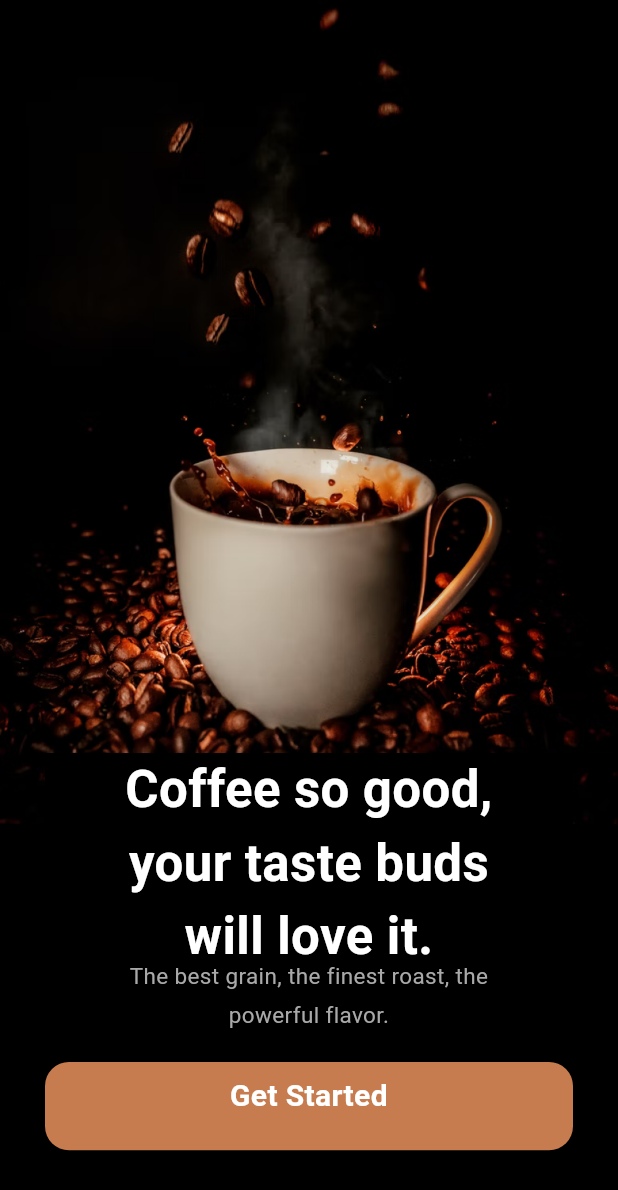
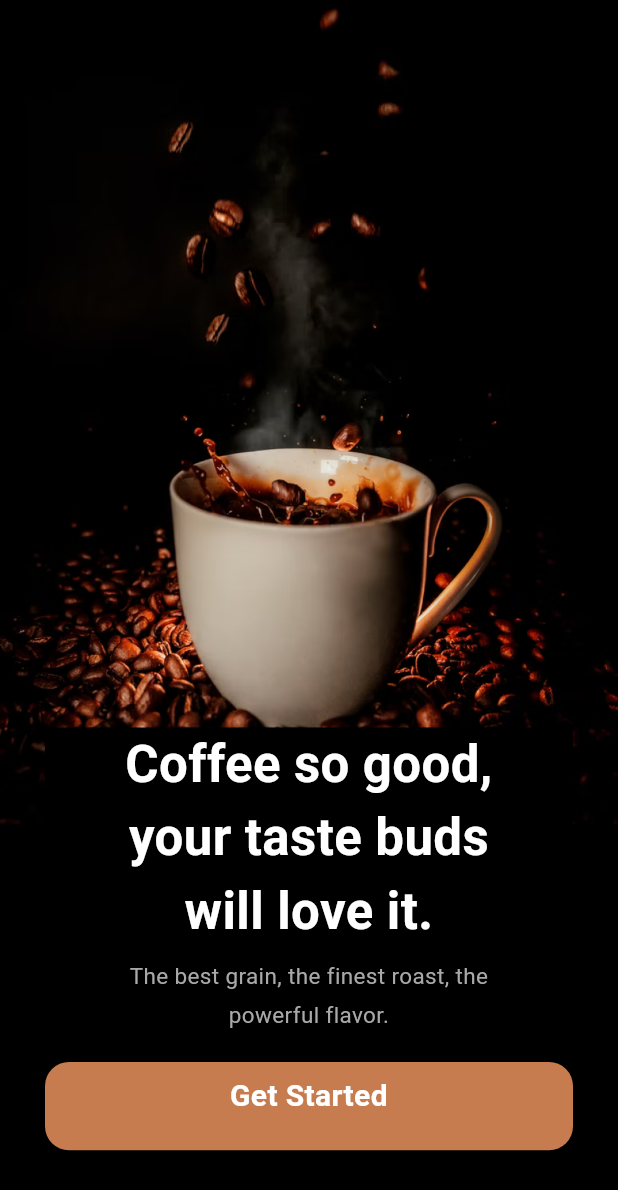
Before and after one commit to Dixit-Gumasana/Coffee-shop-UI, a Flutter app: the screen it shows after launch, on a phone screen of 412 x 824 dp. Shown: the top 1190 px of the screen. Run offline on Flutter 3.47's test engine with Material 3 defaults, Android fonts, the phone set to English and light mode, and no system bars.

Commit message:
update app

```diff
--- a/lib/home.dart
+++ b/lib/home.dart
@@ -45,7 +45,7 @@ class _homeState extends State<home> {
               child: Column(
                 children: [
                   Padding(
-                    padding: const EdgeInsets.only(right: 240),
+                    padding: const EdgeInsets.only(right: 235),
                     child: Text(
                       'Location',
                       style: TextStyle(
@@ -90,7 +90,11 @@ class _homeState extends State<home> {
             Padding(
               padding: const EdgeInsets.only(top: 130, right: 30, left: 30),
               child: TextField(
+                style: TextStyle(
+                  color: Colors.white70
+                ),
                 decoration: InputDecoration(
+
                     focusedBorder: OutlineInputBorder(
                         borderRadius: BorderRadius.circular(15),
                         borderSide: BorderSide(color: Colors.white60)),
--- a/lib/screen1.dart
+++ b/lib/screen1.dart
@@ -44,9 +44,9 @@ class _screen1State extends State<screen1> {
               ],
             ),
             Padding(
-              padding: const EdgeInsets.only(top: 502, right: 30, left: 30),
+              padding: const EdgeInsets.only(top: 485, right: 30, left: 30),
               child: Container(
-                height: MediaQuery.of(context).size.height / 6,
+                height: MediaQuery.of(context).size.height / 5.4,
                 width: MediaQuery.of(context).size.width,
                 color: Color(0xff000000),
                 child: Column(
```
Also changed, not shown: lib/Detail_item.dart (+4 -4 lines), lib/order.dart (+7 -7 lines), pubspec.lock, 5 other files.
